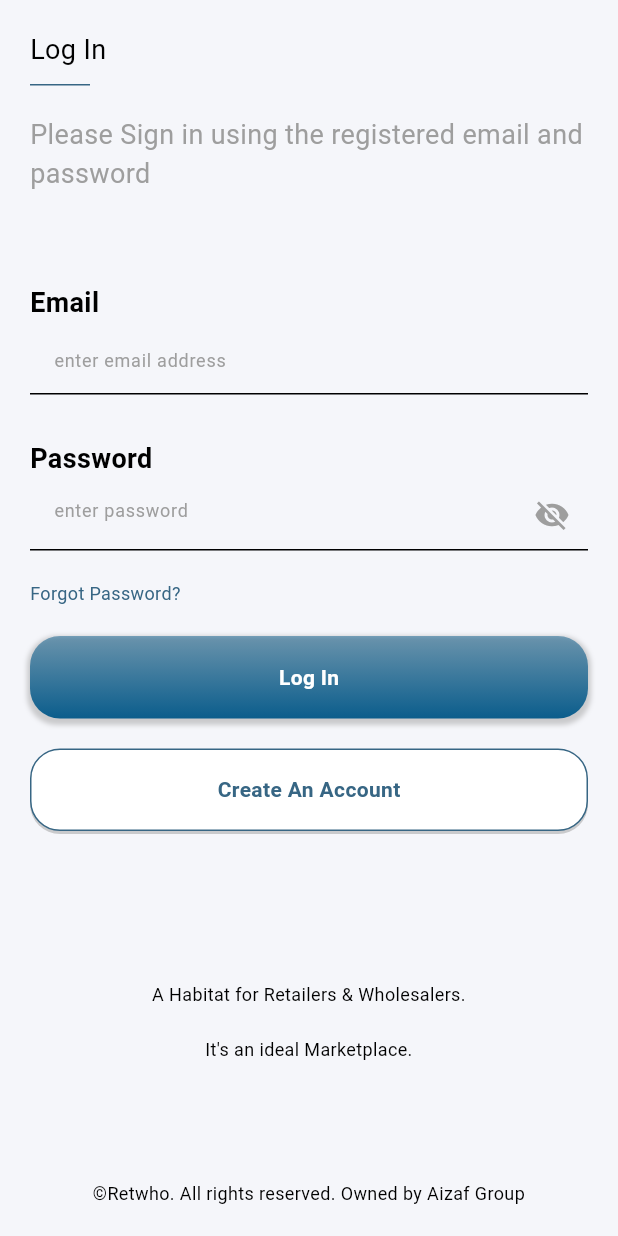
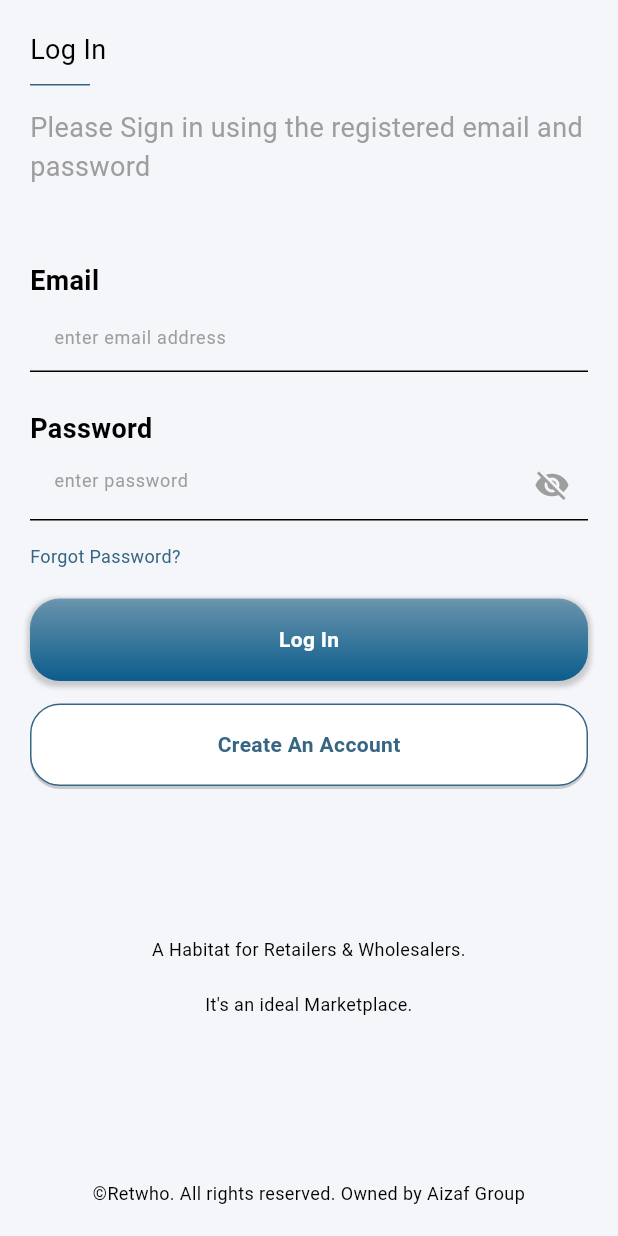
Before and after one commit to Amir40s/retwho, a Flutter app: the screen it shows after launch, on a phone screen of 412 x 824 dp. Run offline on Flutter 3.47's test engine with Material 3 defaults, Android fonts, the phone set to English and light mode, and no system bars; our stand-ins replace get.

Commit message:
login page fixed

```diff
--- a/lib/screens/login/login_screen.dart
+++ b/lib/screens/login/login_screen.dart
@@ -1,7 +1,5 @@
-import 'package:flutter/cupertino.dart';
 import 'package:flutter/material.dart';
 import 'package:get/route_manager.dart';
-import 'package:get/utils.dart';
 import 'package:retwho/constants.dart';
 import 'package:retwho/routes/routes_name.dart';
 import 'package:retwho/widgets/button_widget.dart';
@@ -15,8 +13,9 @@ class LoginScreen extends StatelessWidget {
 
   var emailController = TextEditingController();
 
-   final _formKey =  GlobalKey<FormState>();
+  final _formKey = GlobalKey<FormState>();
   final ValueNotifier<bool> _obscurePassword = ValueNotifier<bool>(true);
+
   @override
   Widget build(BuildContext context) {
     return Scaffold(
@@ -25,66 +24,129 @@ class LoginScreen extends StatelessWidget {
         child: Container(
           width: Get.width,
           height: Get.height,
-          padding: EdgeInsets.all(20.0),
+          padding: const EdgeInsets.all(20.0),
           child: Column(
             mainAxisAlignment: MainAxisAlignment.start,
             crossAxisAlignment: CrossAxisAlignment.start,
             children: [
-
               Expanded(
                   flex: 9,
                   child: Column(
                     mainAxisAlignment: MainAxisAlignment.start,
                     crossAxisAlignment: CrossAxisAlignment.start,
                     children: [
-                 TextWidget(text: "Log In", size: 18.0,color: Colors.black,),
-                 SizedBox(height: 10.0,),
+                      TextWidget(
+                        text: "Log In",
+                        size: 18.0,
+                        color: Colors.black,
+                      ),
+                      const SizedBox(
+                        height: 10.0,
+                      ),
                       Container(
                         width: 40.0,
                         height: 1,
                         color: appColor,
                       ),
-                 SizedBox(height: 20.0,),
-                 TextWidget(text: "Please Sign in using the registered email and password", size: 18.0,color: Colors.grey,),
-
-                 SizedBox(height: 60.0,),
-                 TextWidget(text: "Email", size: 18.0,color: Colors.black,isBold: true,),
-                 CustomTextField(hintText: "enter email address", controller: emailController, errorMessage: "invalid email"),
-
-                 SizedBox(height: 30.0,),
-                 TextWidget(text: "Password", size: 18.0,color: Colors.black,isBold: true,),
-                 CustomPasswordField(hintText: "enter password", controller: emailController, errorMessage: "invalid password", obscurePassword: _obscurePassword,),
-                 SizedBox(height: 20.0,),
-                 TextWidget(text: "Forgot Password?", size: 12.0,color: appColor,),
-                 SizedBox(height: 20.0,),
-                 ButtonWidget(text: "Log In", onClicked: (){}, width: Get.width),
-                 SizedBox(height: 20.0,),
-                 ButtonWidget(text: "Create An Account", onClicked: (){
+                      const SizedBox(
+                        height: 15.0,
+                      ),
+                      TextWidget(
+                        text:
+                            "Please Sign in using the registered email and password",
+                        size: 18.0,
+                        color: Colors.grey,
+                      ),
+                      const SizedBox(
+                        height: 50.0,
+                      ),
+                      TextWidget(
+                        text: "Email",
+                        size: 18.0,
+                        color: Colors.black,
+                        isBold: true,
+                      ),
+                      CustomTextField(
+                          hintText: "enter email address",
+                          controller: emailController,
+                          errorMessage: "invalid email"),
+                      const SizedBox(
+                        height: 25.0,
+                      ),
+                      TextWidget(
+                        text: "Password",
+                        size: 18.0,
+                        color: Colors.black,
+                        isBold: true,
+                      ),
+                      CustomPasswordField(
+                        hintText: "enter password",
+                        controller: emailController,
+                        errorMessage: "invalid password",
+                        obscurePassword: _obscurePassword,
+                      ),
+                      const SizedBox(
+                        height: 15.0,
+                      ),
+                      TextWidget(
+                        text: "Forgot Password?",
+                        size: 12.0,
+                        color: appColor,
+                      ),
+                      const SizedBox(
+                        height: 20.0,
+                      ),
+                      ButtonWidget(
+                        text: "Log In",
+                        onClicked: () {},
+                        width: Get.width,
+                      ),
+                      const SizedBox(height: 15.0),
+                      ButtonWidget(
+                        text: "Create An Account",
+                        onClicked: () {
                           Get.toNamed(RoutesName.signUp);
-                 }, width: Get.width,borderColor: appColor,textColor: appColor,),
-
-                 SizedBox(height: 100.0,),
+                        },
+                        width: Get.width,
+                        borderColor: appColor,
+                        textColor: appColor,
+                      ),
+                      const SizedBox(height: 100.0),
                       Container(
                         width: Get.width,
-                     child: TextWidget(text: "A Habitat for Retailers & Wholesalers.", size: 12.0,textAlignment: TextAlign.center,)),
-
-                 SizedBox(height: 20.0,),
+                        child: TextWidget(
+                          text: "A Habitat for Retailers & Wholesalers.",
+                          size: 12.0,
+                          textAlignment: TextAlign.center,
+                        ),
+                      ),
+                      const SizedBox(
+                        height: 20.0,
+                      ),
                       Container(
                           width: Get.width,
-                     child: TextWidget(text: "It's an ideal Marketplace.", size: 12.0,textAlignment: TextAlign.center,)),
-
+                          child: TextWidget(
+                            text: "It's an ideal Marketplace.",
+                            size: 12.0,
+                            textAlignment: TextAlign.center,
+                          )),
                     ],
-             )
-             ),
-
+                  )),
               Expanded(
                 flex: 1,
-               child:  Container(
+                child: Container(
                   width: Get.width,
                   child: Align(
                     alignment: AlignmentDirectional.bottomCenter,
-                     child: TextWidget(text: "©Retwho. All rights reserved. Owned by Aizaf Group", size: 12.0,textAlignment: TextAlign.center,))),)
-
+                    child: TextWidget(
+                      text:
+                          "©Retwho. All rights reserved. Owned by Aizaf Group",
+                      size: 12.0,
+                      textAlignment: TextAlign.center,
+                    ),
+                  ),
+                ),
+              )
             ],
           ),
         ),
```
Also changed, not shown: pubspec.lock. Lines whose indentation alone changed are shown as unchanged.
